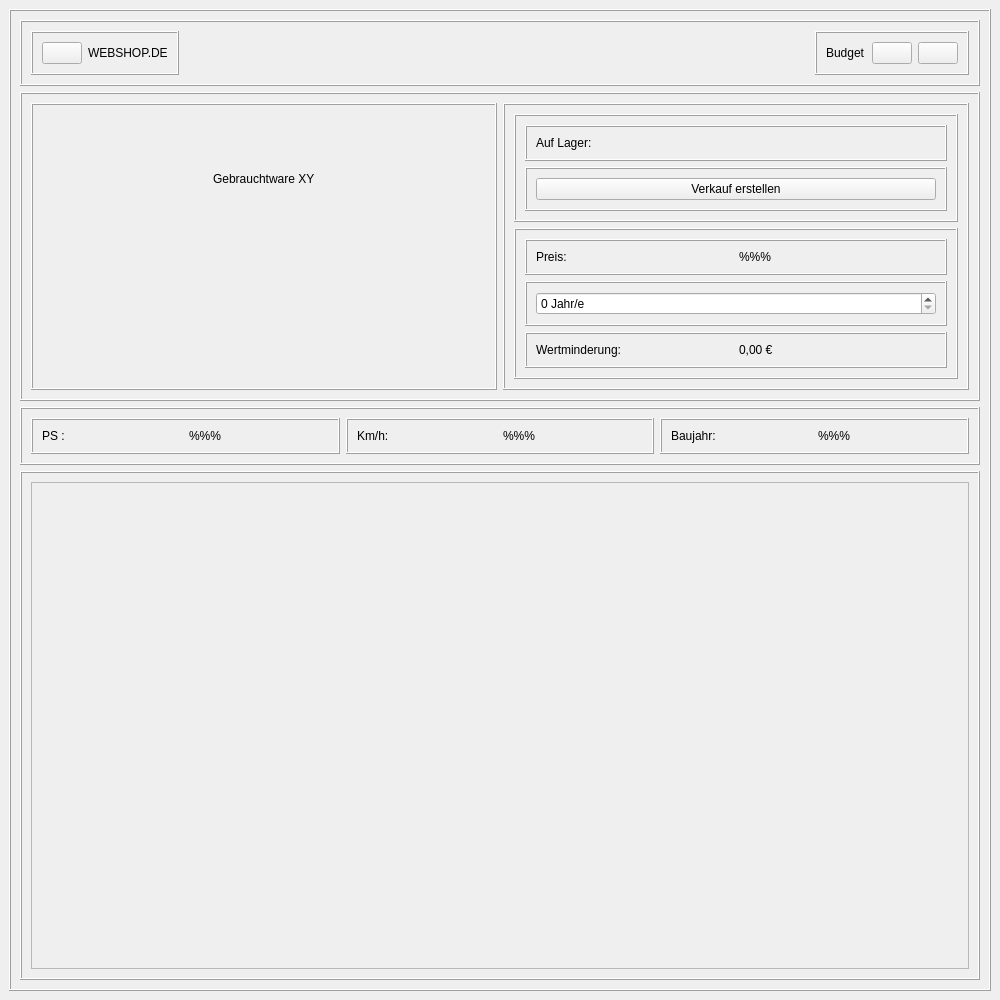
This is frontend/GebrauchtwarenWindow.ui in nhatlam96/gui-xtraktor as Qt 5 draws it before an edit. The edited form follows.
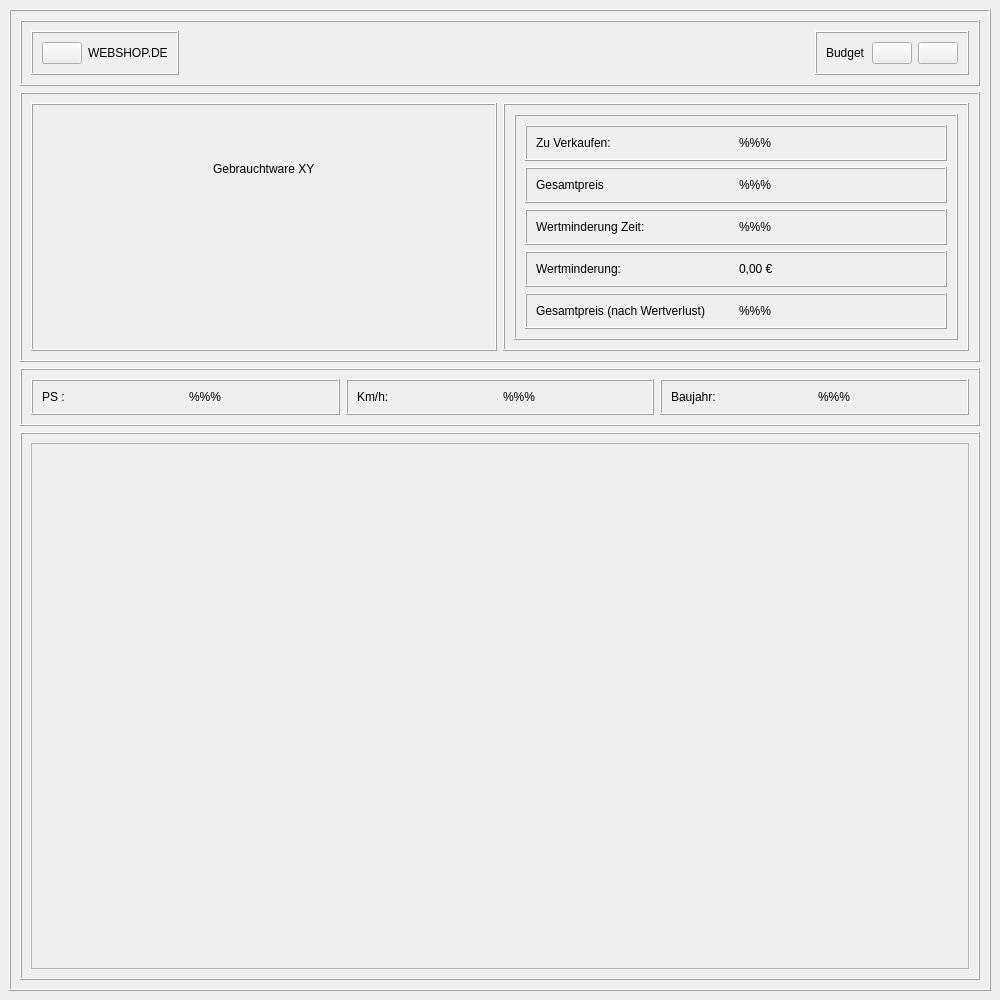
This is the edited form. Icons and pictures are not drawn.

Commit message: Sell-Page created, gebrauchtverkauf ui neu, paar klassen vereinfacht, kommentare, etc.

```diff
--- a/frontend/GebrauchtwarenWindow.ui
+++ b/frontend/GebrauchtwarenWindow.ui
@@ -217,90 +217,6 @@
              <enum>QFrame::Raised</enum>
             </property>
             <layout class="QVBoxLayout" name="verticalLayout_4">
-             <item>
-              <widget class="QFrame" name="frame_5">
-               <property name="frameShape">
-                <enum>QFrame::Box</enum>
-               </property>
-               <property name="frameShadow">
-                <enum>QFrame::Raised</enum>
-               </property>
-               <layout class="QVBoxLayout" name="verticalLayout_7">
-                <item>
-                 <widget class="QFrame" name="frame_4">
-                  <property name="frameShape">
-                   <enum>QFrame::Box</enum>
-                  </property>
-                  <property name="frameShadow">
-                   <enum>QFrame::Raised</enum>
-                  </property>
-                  <layout class="QHBoxLayout" name="horizontalLayout_10">
-                   <item>
-                    <widget class="QLabel" name="bestand_label">
-                     <property name="text">
-                      <string>Auf Lager:</string>
-                     </property>
-                    </widget>
-                   </item>
-                   <item>
-                    <widget class="QLabel" name="bestand_icon">
-                     <property name="enabled">
-                      <bool>true</bool>
-                     </property>
-                     <property name="maximumSize">
-                      <size>
-                       <width>24</width>
-                       <height>24</height>
-                      </size>
-                     </property>
-                     <property name="baseSize">
-                      <size>
-                       <width>32</width>
-                       <height>32</height>
-                      </size>
-                     </property>
-                     <property name="text">
-                      <string/>
-                     </property>
-                     <property name="pixmap">
-                      <pixmap>:/Icons/icons/check.svg</pixmap>
-                     </property>
-                     <property name="scaledContents">
-                      <bool>true</bool>
-                     </property>
-                     <property name="alignment">
-                      <set>Qt::AlignLeading|Qt::AlignLeft|Qt::AlignVCenter</set>
-                     </property>
-                     <property name="textInteractionFlags">
-                      <set>Qt::NoTextInteraction</set>
-                     </property>
-                    </widget>
-                   </item>
-                  </layout>
-                 </widget>
-                </item>
-                <item>
-                 <widget class="QFrame" name="frame_12">
-                  <property name="frameShape">
-                   <enum>QFrame::Box</enum>
-                  </property>
-                  <property name="frameShadow">
-                   <enum>QFrame::Raised</enum>
-                  </property>
-                  <layout class="QVBoxLayout" name="verticalLayout_8">
-                   <item>
-                    <widget class="QPushButton" name="sell_Button">
-                     <property name="text">
-                      <string>Verkauf erstellen</string>
-                     </property>
-                    </widget>
-                   </item>
-                  </layout>
-                 </widget>
-                </item>
-               </layout>
-              </widget>
-             </item>
              <item>
               <widget class="QFrame" name="frame_8">
                <property name="frameShape">
@@ -310,6 +226,32 @@
                 <enum>QFrame::Raised</enum>
                </property>
                <layout class="QVBoxLayout" name="verticalLayout_6">
+                <item>
+                 <widget class="QFrame" name="frame_4">
+                  <property name="frameShape">
+                   <enum>QFrame::Box</enum>
+                  </property>
+                  <property name="frameShadow">
+                   <enum>QFrame::Raised</enum>
+                  </property>
+                  <layout class="QHBoxLayout" name="horizontalLayout_10">
+                   <item>
+                    <widget class="QLabel" name="label">
+                     <property name="text">
+                      <string>Zu Verkaufen:</string>
+                     </property>
+                    </widget>
+                   </item>
+                   <item>
+                    <widget class="QLabel" name="anz_status">
+                     <property name="text">
+                      <string>%%%</string>
+                     </property>
+                    </widget>
+                   </item>
+                  </layout>
+                 </widget>
+                </item>
                 <item>
                  <widget class="QFrame" name="frame_6">
                   <property name="frameShape">
@@ -322,7 +264,7 @@
                    <item>
                     <widget class="QLabel" name="preis_label">
                      <property name="text">
-                      <string>Preis:</string>
+                      <string>Gesamtpreis</string>
                      </property>
                     </widget>
                    </item>
@@ -344,35 +286,18 @@
                   <property name="frameShadow">
                    <enum>QFrame::Raised</enum>
                   </property>
-                  <layout class="QVBoxLayout" name="verticalLayout_5">
+                  <layout class="QHBoxLayout" name="horizontalLayout_15">
                    <item>
-                    <widget class="QSpinBox" name="spinBox">
-                     <property name="baseSize">
-                      <size>
-                       <width>3</width>
-                       <height>0</height>
-                      </size>
+                    <widget class="QLabel" name="label_4">
+                     <property name="text">
+                      <string>Wertminderung Zeit:</string>
                      </property>
-                     <property name="statusTip">
-                      <string/>
-                     </property>
-                     <property name="accessibleName">
-                      <string/>
-                     </property>
-                     <property name="accessibleDescription">
-                      <string/>
-                     </property>
-                     <property name="wrapping">
-                      <bool>false</bool>
-                     </property>
-                     <property name="specialValueText">
-                      <string/>
-                     </property>
-                     <property name="suffix">
-                      <string> Jahr/e</string>
-                     </property>
-                     <property name="prefix">
-                      <string/>
+                    </widget>
+                   </item>
+                   <item>
+                    <widget class="QLabel" name="zeit_status">
+                     <property name="text">
+                      <string>%%%</string>
                      </property>
                     </widget>
                    </item>
@@ -405,6 +330,32 @@
                   </layout>
                  </widget>
                 </item>
+                <item>
+                 <widget class="QFrame" name="frame_5">
+                  <property name="frameShape">
+                   <enum>QFrame::Box</enum>
+                  </property>
+                  <property name="frameShadow">
+                   <enum>QFrame::Raised</enum>
+                  </property>
+                  <layout class="QHBoxLayout" name="horizontalLayout_14">
+                   <item>
+                    <widget class="QLabel" name="label_2">
+                     <property name="text">
+                      <string>Gesamtpreis (nach Wertverlust)</string>
+                     </property>
+                    </widget>
+                   </item>
+                   <item>
+                    <widget class="QLabel" name="neu_preis_status">
+                     <property name="text">
+                      <string>%%%</string>
+                     </property>
+                    </widget>
+                   </item>
+                  </layout>
+                 </widget>
+                </item>
                </layout>
               </widget>
              </item>
@@ -533,7 +484,7 @@
                <x>0</x>
                <y>0</y>
                <width>936</width>
-               <height>487</height>
+               <height>510</height>
               </rect>
              </property>
              <layout class="QHBoxLayout" name="horizontalLayout_9"/>
```
Left out of the diff: 2 changed lines with no effect on the pictures. The commit also changes 11 other files.
